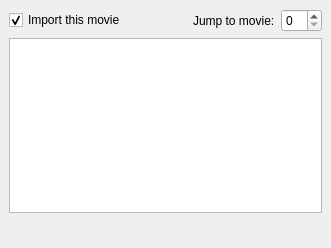
This is src/mvdshared/ui/importsummarypage.ui in hippydream/movida as Qt 5 draws it before an edit. The edited form follows.
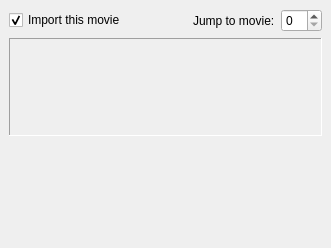
This is the edited form. The open tabs and pages were chosen to show the change. Custom widgets are drawn as their Qt base class.

Commit message: Replaced QTextBrowser with MvdBrowserView in import wizard summary page.

```diff
--- a/src/mvdshared/ui/importsummarypage.ui
+++ b/src/mvdshared/ui/importsummarypage.ui
@@ -81,7 +81,15 @@
       </layout>
      </widget>
      <widget class="QWidget" name="resultsPage" >
-      <layout class="QGridLayout" >
+      <property name="geometry" >
+       <rect>
+        <x>0</x>
+        <y>0</y>
+        <width>331</width>
+        <height>248</height>
+       </rect>
+      </property>
+      <layout class="QGridLayout" name="gridLayout_2" >
        <item row="0" column="0" colspan="3" >
         <layout class="QHBoxLayout" >
          <item>
@@ -120,7 +128,41 @@
         </layout>
        </item>
        <item row="1" column="0" colspan="3" >
-        <widget class="QTextBrowser" name="jobPreview" />
+        <widget class="QFrame" name="browserViewFrame" >
+         <property name="frameShape" >
+          <enum>QFrame::Panel</enum>
+         </property>
+         <property name="frameShadow" >
+          <enum>QFrame::Sunken</enum>
+         </property>
+         <layout class="QGridLayout" name="gridLayout" >
+          <property name="margin" >
+           <number>0</number>
+          </property>
+          <property name="spacing" >
+           <number>0</number>
+          </property>
+          <item row="0" column="0" >
+           <widget class="MvdBrowserView" native="1" name="jobPreview" />
+          </item>
+         </layout>
+        </widget>
+       </item>
+       <item row="2" column="2" >
+        <widget class="MvdActionLabel" name="nextResult" >
+         <property name="toolTip" >
+          <string>Shows the details for the next movie that has been selected for import</string>
+         </property>
+         <property name="text" >
+          <string/>
+         </property>
+         <property name="alignment" >
+          <set>Qt::AlignLeading|Qt::AlignLeft|Qt::AlignRight|Qt::AlignTrailing|Qt::AlignVCenter</set>
+         </property>
+         <property name="indent" >
+          <number>0</number>
+         </property>
+        </widget>
        </item>
        <item row="2" column="0" >
         <widget class="MvdActionLabel" name="previousResult" >
@@ -148,22 +190,6 @@
          </property>
         </spacer>
        </item>
-       <item row="2" column="2" >
-        <widget class="MvdActionLabel" name="nextResult" >
-         <property name="toolTip" >
-          <string>Shows the details for the next movie that has been selected for import</string>
-         </property>
-         <property name="text" >
-          <string/>
-         </property>
-         <property name="alignment" >
-          <set>Qt::AlignLeading|Qt::AlignLeft|Qt::AlignRight|Qt::AlignTrailing|Qt::AlignVCenter</set>
-         </property>
-         <property name="indent" >
-          <number>0</number>
-         </property>
-        </widget>
-       </item>
       </layout>
      </widget>
     </widget>
@@ -176,6 +202,11 @@
    <extends>QLabel</extends>
    <header>actionlabel.h</header>
   </customwidget>
+  <customwidget>
+   <class>MvdBrowserView</class>
+   <extends>QWidget</extends>
+   <header>browserview.h</header>
+  </customwidget>
  </customwidgets>
  <resources/>
  <connections/>
```
Left out of the diff: 27 changed lines with no effect on the pictures. The commit also changes 9 other files.
